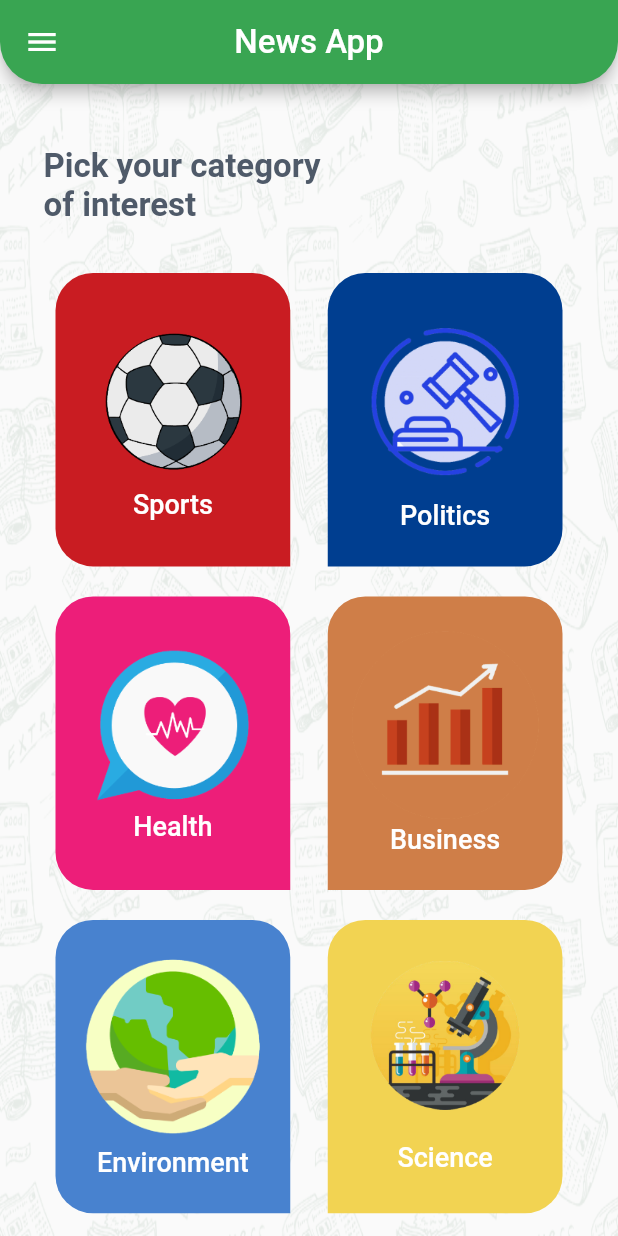
After one commit to Mohamed-Yosry/news_flutter, a Flutter app: the CategoriesPage screen opened by its route, on a phone screen of 412 x 824 dp. The commit adds this screen. Run offline on Flutter 3.47's test engine with Material 2 defaults, Android fonts, the light colour scheme and no system bars.

Commit message:
added routes for the navigation between pages, and added settings and categories pages

```diff
--- /dev/null
+++ b/lib/ui/CategoriesPage.dart
@@ -0,0 +1,115 @@
+import 'package:flutter/material.dart';
+import 'package:news_flutter/ui/SideMenu.dart';
+
+class CategoriesPage extends StatelessWidget {
+  static const String Route_Name ='Categories';
+  static final List<CategoryParameters> inGridCategories =[
+    new CategoryParameters(Color(0xFFC91C22), 'assets/sports.png', "Sports", true),
+    new CategoryParameters(Color(0xFF003E90), 'assets/Politics.png', "Politics", false),
+    new CategoryParameters(Color(0xFFED1E79), 'assets/health.png', "Health", true),
+    new CategoryParameters(Color(0xFFCF7E48), 'assets/bussines.png', "Business", false),
+    new CategoryParameters(Color(0xFF4882CF), 'assets/environment.png', "Environment", true),
+    new CategoryParameters(Color(0xFFF2D352), 'assets/science.png', "Science", false),
+  ];
+
+  @override
+  Widget build(BuildContext context) {
+    return  Scaffold(
+        appBar: AppBar(
+        title: new Text('News App', style: TextStyle(color: Colors.white, fontSize: 22),),
+        centerTitle: true,
+        shape: RoundedRectangleBorder(
+          borderRadius: BorderRadius.only(
+            bottomLeft: Radius.circular(28), bottomRight: Radius.circular(28),
+          )
+        ),
+    ),
+    drawer: Drawer(
+      child: AppSideMenu(),
+    ),
+    body: Container(
+      decoration: BoxDecoration(
+        image: DecorationImage(image: AssetImage("assets/bckImg.png"), fit: BoxFit.fill,),
+      ),
+      child: Column(
+        crossAxisAlignment: CrossAxisAlignment.start,
+        children:[
+          Container(
+            margin: EdgeInsets.fromLTRB(29, 42, 0, 0),
+            child: new Text(
+            'Pick your category \nof interest',
+            style: TextStyle(color: Color(0xFF4F5A69), fontSize: 22, fontWeight: FontWeight.bold),
+            ),
+            ),
+          Container(
+            child: Expanded(
+              child: GridView
+                (
+                    padding: EdgeInsets.symmetric(vertical: 32, horizontal: 37),
+                    gridDelegate: SliverGridDelegateWithFixedCrossAxisCount(
+                      crossAxisCount: 2,
+                      mainAxisSpacing:20,
+                      crossAxisSpacing: 25,
+                      childAspectRatio: 0.8,
+                    ),
+                    children: inGridCategories.map((e) =>CategoryItem(e)).toList(),
+                ),
+            ),
+          ),
+        ]
+      ),
+      )
+    );
+  }
+}
+
+class CategoryParameters
+{
+  Color backgroundColor;
+  String imageUrl, categoryTitle;
+  bool left;
+
+  CategoryParameters(this.backgroundColor, this.imageUrl, this.categoryTitle, this.left);
+}
+
+class CategoryItem extends StatelessWidget
+{
+  final CategoryParameters myParams;
+  CategoryItem(this.myParams);
+
+  @override
+  Widget build(BuildContext context) {
+    return Container(
+      decoration: BoxDecoration(
+        borderRadius: myParams.left? BorderRadius.only(topLeft: Radius.circular(25), topRight: Radius.circular(25), bottomLeft: Radius.circular(25))
+            :BorderRadius.only(topLeft: Radius.circular(25), topRight: Radius.circular(25), bottomRight: Radius.circular(25)),
+        color: myParams.backgroundColor,
+      ),
+      child: FlatButton(
+          onPressed: (){
+            ///to get the category = myParams.categoryTitle
+          },
+          child: Center(
+            child: Column(
+              mainAxisAlignment: MainAxisAlignment.center,
+              children: [
+                Container(
+                  margin: myParams.imageUrl=="assets/science.png"? EdgeInsets.only(bottom: 21)
+                          :EdgeInsets.only(bottom: 3),
+                  child: Image(
+                    image: AssetImage(myParams.imageUrl),
+                  ),
+                ),
+                Text(
+                  myParams.categoryTitle,
+                  style: TextStyle(color: Colors.white, fontSize: 18),
+                ),
+
+              ],
+            ),
+          ),
+        ),
+    );
+  }
+
+}
--- a/lib/ui/HomeScreen.dart
+++ b/lib/ui/HomeScreen.dart
@@ -2,6 +2,8 @@ import 'package:flutter/material.dart';
 import 'package:news_flutter/ui/SideMenu.dart';
 
 class HomeScreen extends StatefulWidget {
+  static const String Route_Name = "Home Screen";
+
   @override
   _HomeScreenState createState() => _HomeScreenState();
 }
```
Also changed, not shown: lib/main.dart (+8 -1 lines), lib/ui/SideMenu.dart (+12 -7 lines), lib/ui/SideMenuSettings.dart (added, +85 -0 lines), assets/Politics.png (added), assets/bussines.png (added), assets/environment.png (added), assets/health.png (added), assets/science.png (added), assets/sports.png (added).
